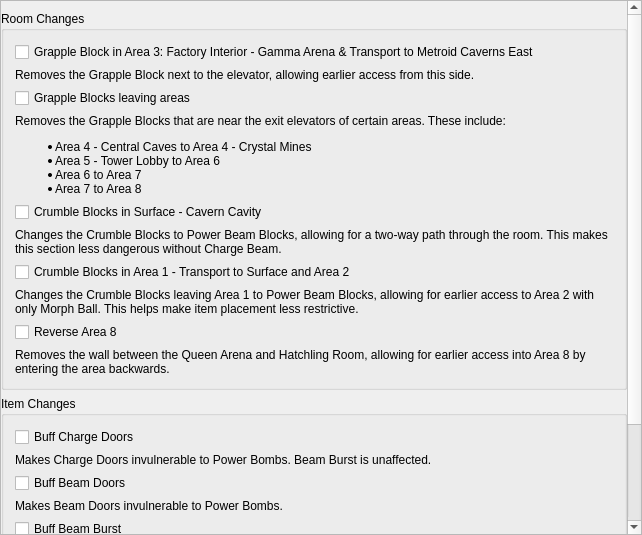
Above: randovania/gui/ui_files/preset_msr_patches.ui from randovania/randovania before the change. Below: the same form after it.
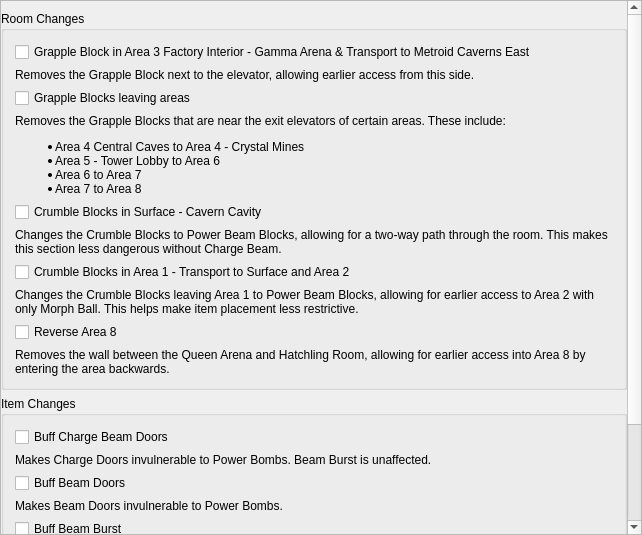
That is the form after the change.

Diff of the .ui file:
```diff
--- a/randovania/gui/ui_files/preset_msr_patches.ui
+++ b/randovania/gui/ui_files/preset_msr_patches.ui
@@ -58,8 +58,8 @@
         <rect>
          <x>0</x>
          <y>0</y>
-         <width>626</width>
-         <height>635</height>
+         <width>621</width>
+         <height>746</height>
         </rect>
        </property>
        <property name="minimumSize">
@@ -106,7 +106,7 @@
            <item>
             <widget class="QCheckBox" name="area3_interior_shortcut_no_grapple_check">
              <property name="text">
-              <string>Grapple Block in Area 3: Factory Interior - Gamma Arena &amp;&amp; Transport to Metroid Caverns East</string>
+              <string>Grapple Block in Area 3 Factory Interior - Gamma Arena &amp;&amp; Transport to Metroid Caverns East</string>
              </property>
             </widget>
            </item>
@@ -133,7 +133,7 @@
               <bool>true</bool>
              </property>
              <property name="text">
-              <string>&lt;html&gt;&lt;head/&gt;&lt;body&gt;&lt;p&gt;Removes the Grapple Blocks that are near the exit elevators of certain areas. These include:&lt;/p&gt;&lt;ul style=&quot;margin-top: 0px; margin-bottom: 0px; margin-left: 0px; margin-right: 0px; -qt-list-indent: 1;&quot;&gt;&lt;li style=&quot; margin-top:12px; margin-bottom:0px; margin-left:0px; margin-right:0px; -qt-block-indent:0; text-indent:0px;&quot;&gt;Area 4 - Central Caves to Area 4 - Crystal Mines&lt;/li&gt;&lt;li style=&quot; margin-top:0px; margin-bottom:0px; margin-left:0px; margin-right:0px; -qt-block-indent:0; text-indent:0px;&quot;&gt;Area 5 - Tower Lobby to Area 6 &lt;/li&gt;&lt;li style=&quot; margin-top:0px; margin-bottom:0px; margin-left:0px; margin-right:0px; -qt-block-indent:0; text-indent:0px;&quot;&gt;Area 6 to Area 7 &lt;/li&gt;&lt;li style=&quot; margin-top:0px; margin-bottom:12px; margin-left:0px; margin-right:0px; -qt-block-indent:0; text-indent:0px;&quot;&gt;Area 7 to Area 8 &lt;/li&gt;&lt;/ul&gt;&lt;/body&gt;&lt;/html&gt;</string>
+              <string>&lt;html&gt;&lt;head/&gt;&lt;body&gt;&lt;p&gt;Removes the Grapple Blocks that are near the exit elevators of certain areas. These include:&lt;/p&gt;&lt;ul style=&quot;margin-top: 0px; margin-bottom: 0px; margin-left: 0px; margin-right: 0px; -qt-list-indent: 1;&quot;&gt;&lt;li style=&quot; margin-top:12px; margin-bottom:0px; margin-left:0px; margin-right:0px; -qt-block-indent:0; text-indent:0px;&quot;&gt;Area 4 Central Caves to Area 4 - Crystal Mines&lt;/li&gt;&lt;li style=&quot; margin-top:0px; margin-bottom:0px; margin-left:0px; margin-right:0px; -qt-block-indent:0; text-indent:0px;&quot;&gt;Area 5 - Tower Lobby to Area 6 &lt;/li&gt;&lt;li style=&quot; margin-top:0px; margin-bottom:0px; margin-left:0px; margin-right:0px; -qt-block-indent:0; text-indent:0px;&quot;&gt;Area 6 to Area 7 &lt;/li&gt;&lt;li style=&quot; margin-top:0px; margin-bottom:12px; margin-left:0px; margin-right:0px; -qt-block-indent:0; text-indent:0px;&quot;&gt;Area 7 to Area 8 &lt;/li&gt;&lt;/ul&gt;&lt;/body&gt;&lt;/html&gt;</string>
              </property>
              <property name="wordWrap">
               <bool>true</bool>
@@ -212,7 +212,7 @@
            <item>
             <widget class="QCheckBox" name="charge_door_buff_check">
              <property name="text">
-              <string>Buff Charge Doors</string>
+              <string>Buff Charge Beam Doors</string>
              </property>
             </widget>
            </item>
```
